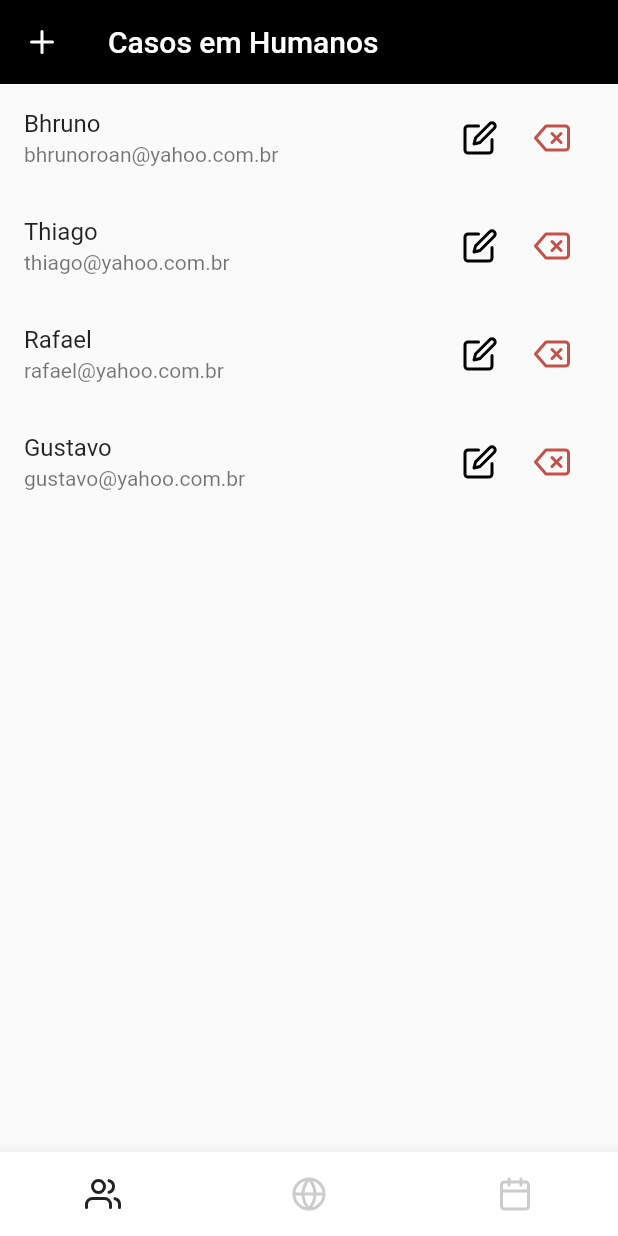
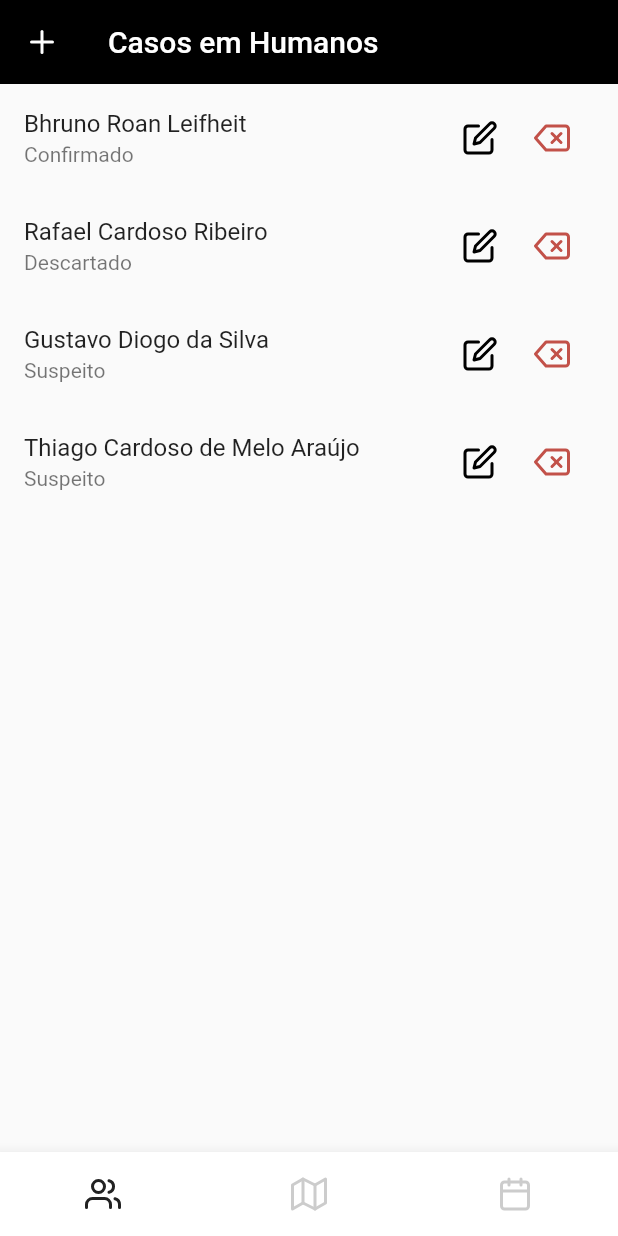
Before and after one commit to rp-5/dengue-frontend, a Flutter app: the screen it shows after launch, on a phone screen of 412 x 824 dp. Run offline on Flutter 3.47's test engine with Material 2 defaults, Android fonts, the phone set to English and light mode, and no system bars; drawn by our look-alikes of animated_bottom_navigation_bar; our stand-ins replace flutter_feather_icons; Roboto replaces fonts that are missing (Proxima).

Commit message:
Ajustes de informações

```diff
--- a/dengue/lib/src/components/human_tile.dart
+++ b/dengue/lib/src/components/human_tile.dart
@@ -12,7 +12,7 @@ class HumanTile extends StatelessWidget {
   Widget build(BuildContext context) {
     return ListTile(
       title: Text(human.name),
-      subtitle: Text(human.email),
+      subtitle: Text(human.status),
       trailing: SizedBox(
         width: 100,
         child: Row(
--- a/dengue/lib/src/data/humandata.dart
+++ b/dengue/lib/src/data/humandata.dart
@@ -1,8 +1,9 @@
 import 'package:dengue/src/model/human.dart';
 
 const humandata = {
-  '1': Human(id: 1, name: 'Bhruno', email: 'bhrunoroan@yahoo.com.br'),
-  '2': Human(id: 2, name: 'Thiago', email: 'thiago@yahoo.com.br'),
-  '3': Human(id: 3, name: 'Rafael', email: 'rafael@yahoo.com.br'),
-  '4': Human(id: 4, name: 'Gustavo', email: 'gustavo@yahoo.com.br'),
+  '1': Human(id: 1, name: 'Bhruno Roan Leifheit', age:20, address: 'Rua Flores da Cunha, 90', complement: 'Apto 301', symptom: 'Febre', gravity: 'Baixa', status: 'Confirmado' ),
+  '2': Human(id: 2, name: 'Rafael Cardoso Ribeiro', age:21, address: 'Rua Lorotas, 101', complement: 'Apto 203', symptom: 'Tosse', gravity: 'Baixa', status: 'Descartado' ),
+  '3': Human(id: 2, name: 'Gustavo Diogo da Silva', age:19, address: 'Rua Groselha, 66', complement: 'Apto 101', symptom: 'Manchas Vermelhas', gravity: 'Média', status: 'Suspeito' ),
+  '4': Human(id: 2, name: 'Thiago Cardoso de Melo Araújo', age:28, address: 'Rua Gerosvaldo Aranha, 60', complement: '', symptom: 'Tosse', gravity: 'Baixa', status: 'Suspeito' ),
+
 };
--- a/dengue/lib/src/model/human.dart
+++ b/dengue/lib/src/model/human.dart
@@ -1,11 +1,22 @@
 class Human{
   final int id;
   final String name;
-  final String email;
+  final int age;
+  final String address;
+  final String? complement;
+  final String symptom;
+  final String gravity;
+  final String status;
+
 
   const Human({
     required this.id,
     required this.name,
-    required this.email
+    required this.age,
+    required this.address,
+    this.complement,
+    required this.symptom,
+    required this.gravity,
+    required this.status
 });
 }
--- a/dengue/lib/src/pages/root_app.dart
+++ b/dengue/lib/src/pages/root_app.dart
@@ -53,7 +53,7 @@ class RootAppState extends State<RootApp> {
   Widget getFooter() {
     List<IconData> iconItems = [
       FeatherIcons.users,
-      FeatherIcons.globe,
+      FeatherIcons.map,
       FeatherIcons.calendar
     ];
 
```
